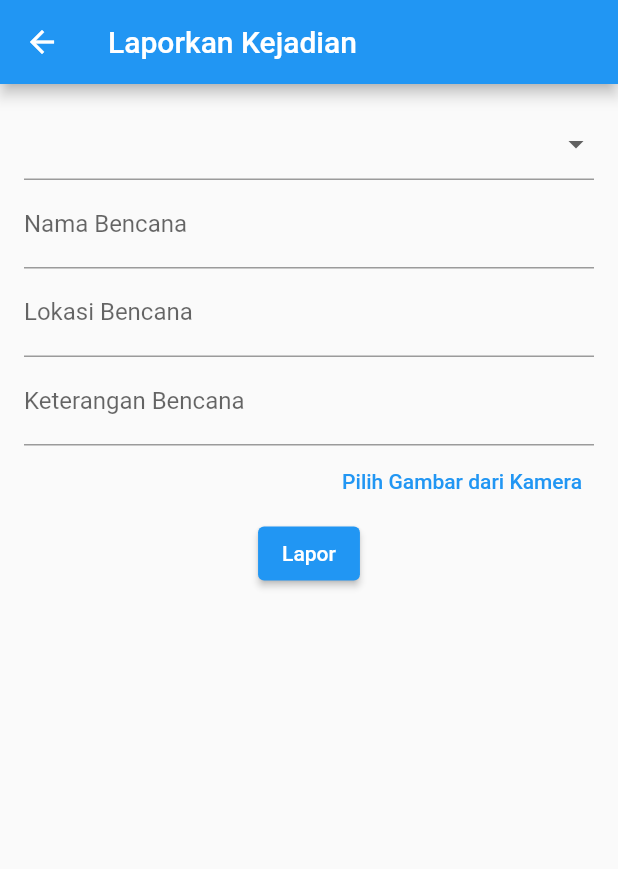
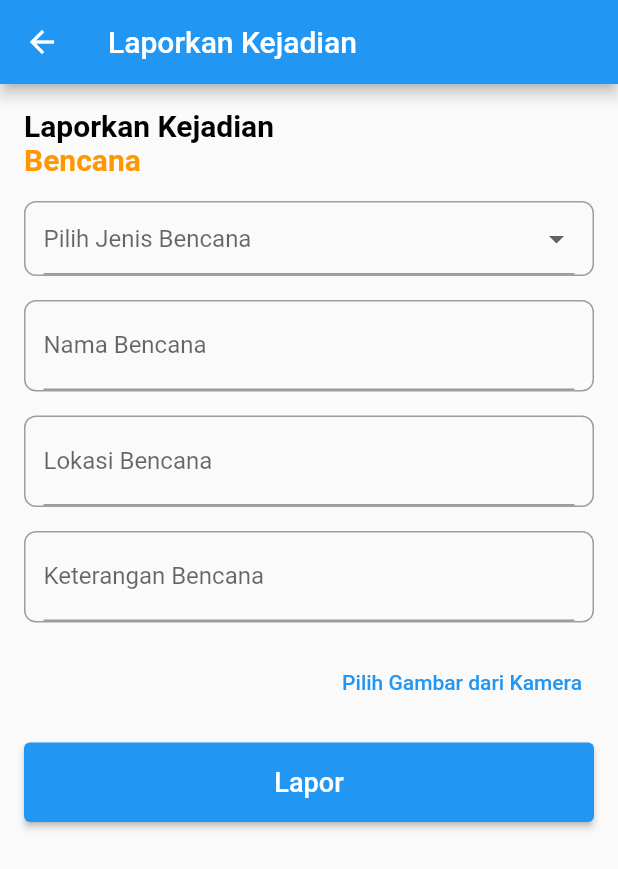
Before and after one commit to BeepBob0411/Kren-project, a Flutter app: the LaporkanKejadian screen opened directly, on a phone screen of 412 x 824 dp. Shown: the top 869 px of the screen. Run offline on Flutter 3.47's test engine with Material 2 defaults, Android fonts, the phone set to English and light mode, and no system bars; our stand-ins replace geolocator, image_picker, permission_handler, persistent_bottom_nav_bar, shared_preferences; accounts and stored records are empty.

Commit message:
Update screen3.dart

```diff
--- a/lib/pages/screen3.dart
+++ b/lib/pages/screen3.dart
@@ -61,11 +61,44 @@ class _LaporkanKejadianState extends State<LaporkanKejadian> {
       ),
       body: Padding(
         padding: const EdgeInsets.all(16.0),
+        child: SingleChildScrollView(
           child: Column(
+            crossAxisAlignment: CrossAxisAlignment.stretch,
             children: [
+              // Teks "Laporkan Kejadian" dan "Bencana" dengan gaya yang diinginkan
+              Column(
+                crossAxisAlignment: CrossAxisAlignment.start,
+                children: [
+                  Text(
+                    "Laporkan Kejadian",
+                    style: TextStyle(
+                      fontSize: 20,
+                      color: Colors.black,
+                      fontWeight: FontWeight.bold,
+                    ),
+                  ),
+                  Text(
+                    "Bencana",
+                    style: TextStyle(
+                      fontSize: 20,
+                      color: Colors.orange,
+                      fontWeight: FontWeight.bold,
+                    ),
+                  ),
+                ],
+              ),
+              SizedBox(height: 16.0), // Jarak antara teks dan dropdown
+
               // Jenis bencana
-            DropdownButtonFormField(
+              Container(
+                padding: EdgeInsets.symmetric(horizontal: 12.0),
+                decoration: BoxDecoration(
+                  border: Border.all(color: Colors.grey),
+                  borderRadius: BorderRadius.circular(8.0),
+                ),
+                child: DropdownButtonFormField(
                   value: _selectedJenisBencana,
+                  hint: Text("Pilih Jenis Bencana"),
                   items: JenisBencana.values
                       .map((e) => DropdownMenuItem(
                             value: e,
@@ -78,8 +111,17 @@ class _LaporkanKejadianState extends State<LaporkanKejadian> {
                     });
                   },
                 ),
+              ),
+              SizedBox(height: 16.0), // Jarak antara dropdown dan textfield
+
               // Nama bencana
-            TextFormField(
+              Container(
+                padding: EdgeInsets.symmetric(horizontal: 12.0),
+                decoration: BoxDecoration(
+                  border: Border.all(color: Colors.grey),
+                  borderRadius: BorderRadius.circular(8.0),
+                ),
+                child: TextFormField(
                   controller: _namaBencanaController,
                   decoration: InputDecoration(
                     labelText: "Nama Bencana",
@@ -91,8 +133,17 @@ class _LaporkanKejadianState extends State<LaporkanKejadian> {
                     return null;
                   },
                 ),
+              ),
+              SizedBox(height: 16.0), // Jarak antara textfield dan textfield berikutnya
+
               // Lokasi bencana
-            TextFormField(
+              Container(
+                padding: EdgeInsets.symmetric(horizontal: 12.0),
+                decoration: BoxDecoration(
+                  border: Border.all(color: Colors.grey),
+                  borderRadius: BorderRadius.circular(8.0),
+                ),
+                child: TextFormField(
                   controller: _lokasiBencanaController,
                   decoration: InputDecoration(
                     labelText: "Lokasi Bencana",
@@ -104,8 +155,17 @@ class _LaporkanKejadianState extends State<LaporkanKejadian> {
                     return null;
                   },
                 ),
+              ),
+              SizedBox(height: 16.0), // Jarak antara textfield dan textfield berikutnya
+
               // Keterangan bencana
-            TextFormField(
+              Container(
+                padding: EdgeInsets.symmetric(horizontal: 12.0),
+                decoration: BoxDecoration(
+                  border: Border.all(color: Colors.grey),
+                  borderRadius: BorderRadius.circular(8.0),
+                ),
+                child: TextFormField(
                   controller: _keteranganBencanaController,
                   decoration: InputDecoration(
                     labelText: "Keterangan Bencana",
@@ -117,6 +177,9 @@ class _LaporkanKejadianState extends State<LaporkanKejadian> {
                     return null;
                   },
                 ),
+              ),
+              SizedBox(height: 16.0), // Jarak antara textfield dan textfield berikutnya
+
               // Gambar
               Row(
                 mainAxisAlignment: MainAxisAlignment.end,
@@ -148,6 +211,8 @@ class _LaporkanKejadianState extends State<LaporkanKejadian> {
                       height: 200,
                     )
                   : Container(),
+              SizedBox(height: 16.0), // Jarak antara gambar dan tombol Lapor
+
               // Tombol Lapor
               ElevatedButton(
                 onPressed: () {
@@ -157,15 +222,18 @@ class _LaporkanKejadianState extends State<LaporkanKejadian> {
                 },
                 style: ElevatedButton.styleFrom(
                   backgroundColor: Colors.blue, // Use backgroundColor instead of primary
+                  padding: EdgeInsets.all(16.0), // Perbesar tombol
                 ),
                 child: Text(
                   'Lapor',
                   style: TextStyle(
                     color: Colors.white, // Warna teks tombol
+                    fontSize: 18, // Perbesar teks tombol
                   ),
                 ),
               ),
             ],
+          ),
         ),
       ),
     );
```
Lines whose indentation alone changed are shown as unchanged.
